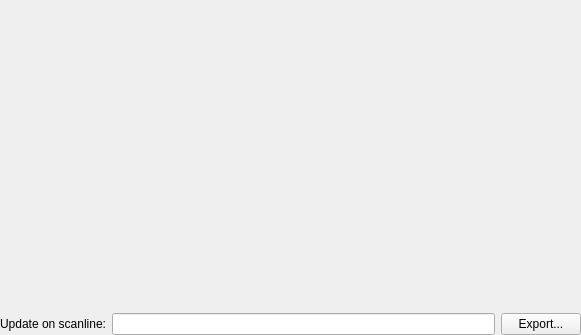
First picture: the form in apps/ide/nes/debuggers/chrromdisplaydialog.ui, repository christopherpow/nesicide, before the edit.
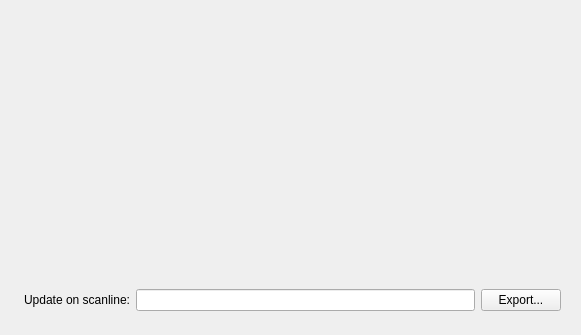
Second picture: the form after the edit.

Commit message: Some minor UI fixes. Attempt to fix crash on SDL callback. Also why does emulator toolbar item disappear.

```diff
--- a/apps/ide/nes/debuggers/chrromdisplaydialog.ui
+++ b/apps/ide/nes/debuggers/chrromdisplaydialog.ui
@@ -13,21 +13,27 @@
   <property name="windowTitle">
    <string>Dialog</string>
   </property>
-  <layout class="QGridLayout" name="gridLayout">
+  <widget class="QFrame" name="windowEx">
+   <property name="geometry">
+    <rect>
+     <x>12</x>
+     <y>12</y>
+     <width>561</width>
+     <height>311</height>
+    </rect>
+   </property>
+   <layout class="QGridLayout" name="gridLayout_1">
    <property name="leftMargin">
-    <number>0</number>
+     <number>12</number>
    </property>
    <property name="topMargin">
-    <number>0</number>
+     <number>12</number>
    </property>
    <property name="rightMargin">
-    <number>0</number>
+     <number>12</number>
    </property>
    <property name="bottomMargin">
-    <number>0</number>
-   </property>
-   <property name="spacing">
-    <number>-1</number>
+     <number>12</number>
    </property>
    <item row="0" column="0">
     <widget class="QFrame" name="window">
@@ -117,6 +123,7 @@
     </widget>
    </item>
   </layout>
+  </widget>
  </widget>
  <resources/>
  <connections/>
```
Lines whose indentation alone changed are shown as unchanged. The commit also changes 7 other files.
